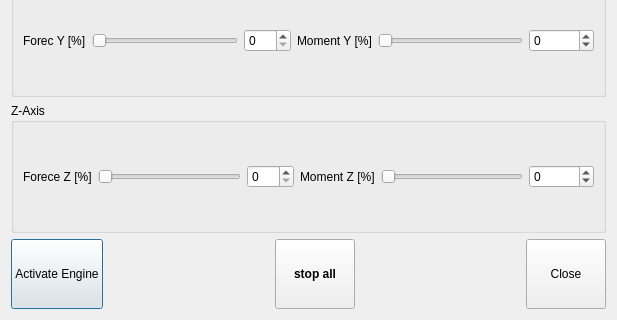
The window that src/ui/DirectControlWidget.ui (skye-git/qgroundcontrol-old) describes before a commit, drawn with Qt 5; both pictures show x 0 to 617 and y 180 to 500 of the 617 by 500 pixel window.
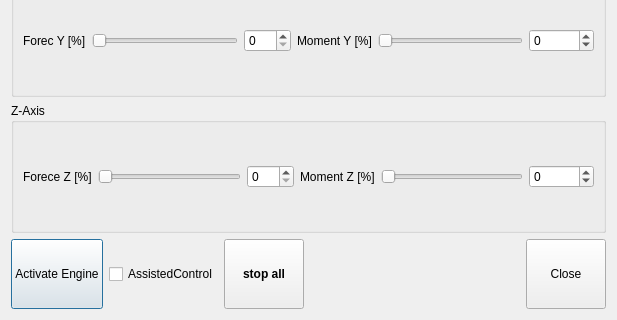
The same window after the commit.

Commit message: Addon for AssistedControl in DirectControlWidget

The edit to the form file:
```diff
--- a/src/ui/DirectControlWidget.ui
+++ b/src/ui/DirectControlWidget.ui
@@ -213,17 +213,11 @@
       </widget>
      </item>
      <item>
-      <spacer name="horizontalSpacer">
-       <property name="orientation">
-        <enum>Qt::Horizontal</enum>
+      <widget class="QCheckBox" name="assistedControlCheckBox">
+       <property name="text">
+        <string>AssistedControl</string>
        </property>
-       <property name="sizeHint" stdset="0">
-        <size>
-         <width>40</width>
-         <height>20</height>
-        </size>
-       </property>
-      </spacer>
+      </widget>
      </item>
      <item>
       <widget class="QPushButton" name="stopAllButton">
```
The commit also changes 2 other files.
